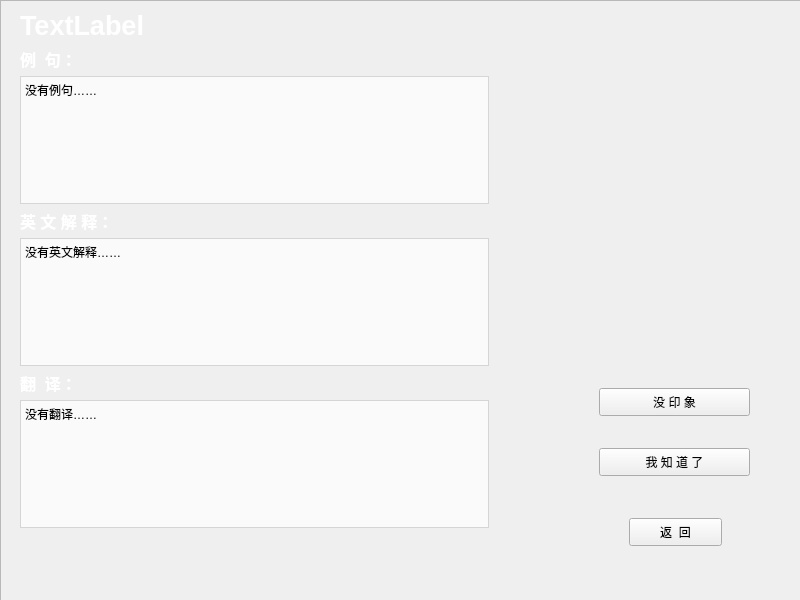
This is testwindow.ui in OOPtaskgroup/dictionary as Qt 5 draws it before an edit. The edited form follows.
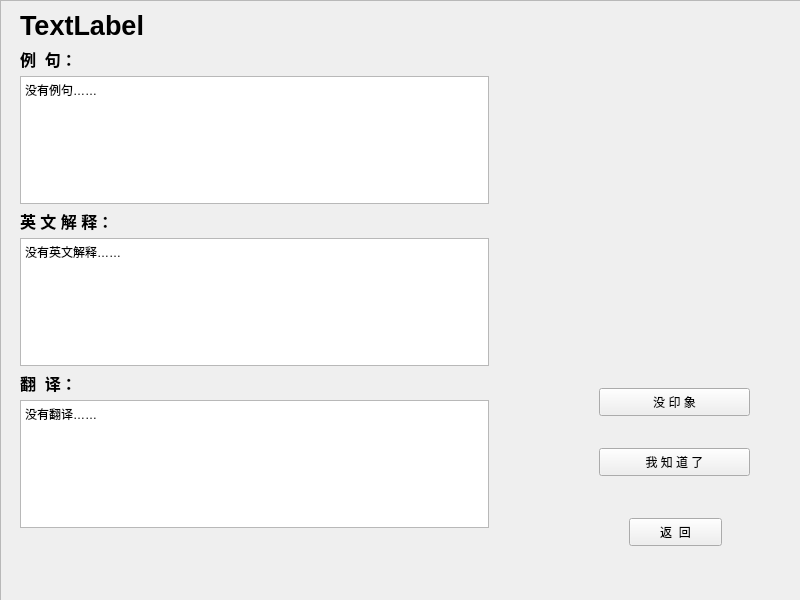
This is the edited form. Icons and pictures are not drawn.

The edit to the form file:
```diff
--- a/testwindow.ui
+++ b/testwindow.ui
@@ -31,7 +31,7 @@
      </font>
     </property>
     <property name="styleSheet">
-     <string notr="true">color: rgb(255, 255, 255);</string>
+     <string notr="true"/>
     </property>
     <property name="text">
      <string>例  句：</string>
@@ -46,9 +46,6 @@
       <height>601</height>
      </rect>
     </property>
-    <property name="styleSheet">
-     <string notr="true">border-image: url(:/image/2233/img/2233/recite.jpg);</string>
-    </property>
     <property name="frameShape">
      <enum>QFrame::StyledPanel</enum>
     </property>
@@ -89,7 +86,7 @@
      </font>
     </property>
     <property name="styleSheet">
-     <string notr="true">color: rgb(255, 255, 255);</string>
+     <string notr="true"/>
     </property>
     <property name="text">
      <string>翻  译：</string>
@@ -105,7 +102,7 @@
      </rect>
     </property>
     <property name="styleSheet">
-     <string notr="true">background-color: rgba(255, 255, 255, 180);</string>
+     <string notr="true"/>
     </property>
     <property name="html">
      <string>&lt;!DOCTYPE HTML PUBLIC &quot;-//W3C//DTD HTML 4.0//EN&quot; &quot;http://www.w3.org/TR/REC-html40/strict.dtd&quot;&gt;
@@ -132,7 +129,7 @@
      </font>
     </property>
     <property name="styleSheet">
-     <string notr="true">color: rgb(255, 255, 255);</string>
+     <string notr="true"/>
     </property>
     <property name="text">
      <string>英 文 解 释：</string>
@@ -148,7 +145,7 @@
      </rect>
     </property>
     <property name="styleSheet">
-     <string notr="true">background-color: rgba(255, 255, 255, 170);</string>
+     <string notr="true"/>
     </property>
     <property name="html">
      <string>&lt;!DOCTYPE HTML PUBLIC &quot;-//W3C//DTD HTML 4.0//EN&quot; &quot;http://www.w3.org/TR/REC-html40/strict.dtd&quot;&gt;
@@ -191,7 +188,7 @@
      </font>
     </property>
     <property name="styleSheet">
-     <string notr="true">color: rgb(255, 255, 255);</string>
+     <string notr="true"/>
     </property>
     <property name="text">
      <string>TextLabel</string>
@@ -223,7 +220,7 @@
      </rect>
     </property>
     <property name="styleSheet">
-     <string notr="true">background-color: rgba(255, 255, 255, 180);</string>
+     <string notr="true"/>
     </property>
     <property name="html">
      <string>&lt;!DOCTYPE HTML PUBLIC &quot;-//W3C//DTD HTML 4.0//EN&quot; &quot;http://www.w3.org/TR/REC-html40/strict.dtd&quot;&gt;
```
Left out of the diff: 12 changed lines with no effect on the pictures.
